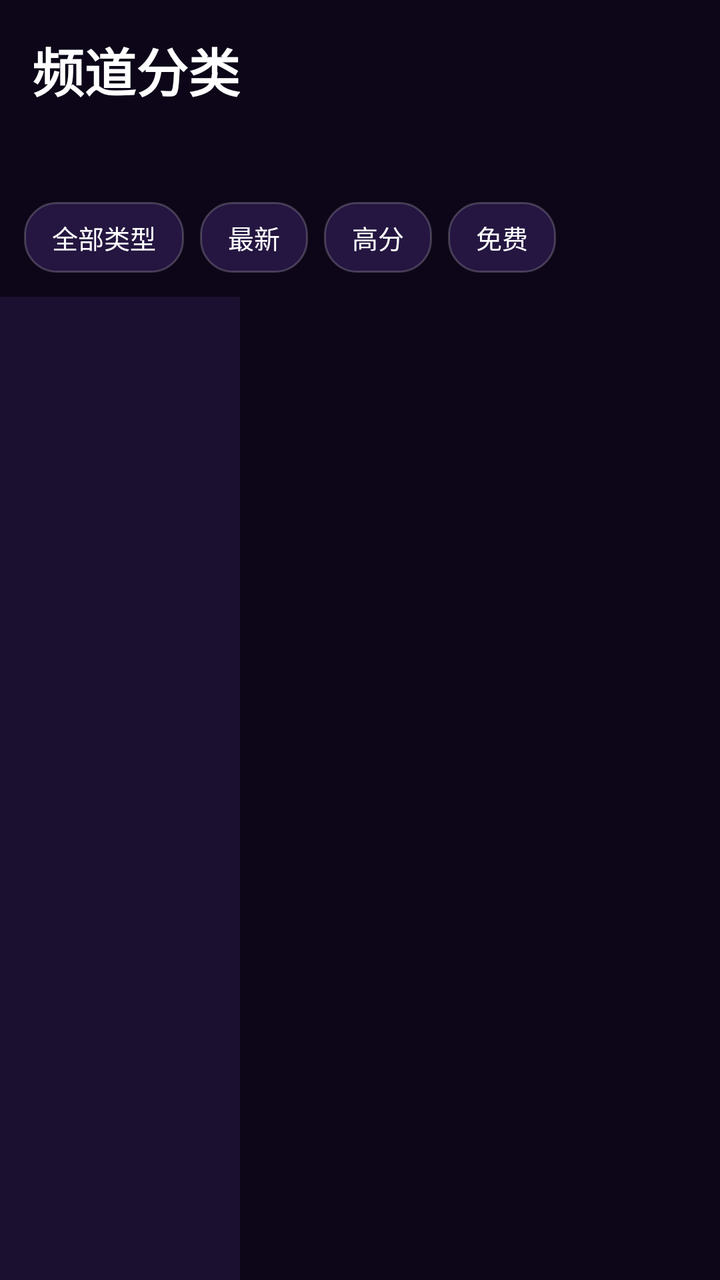
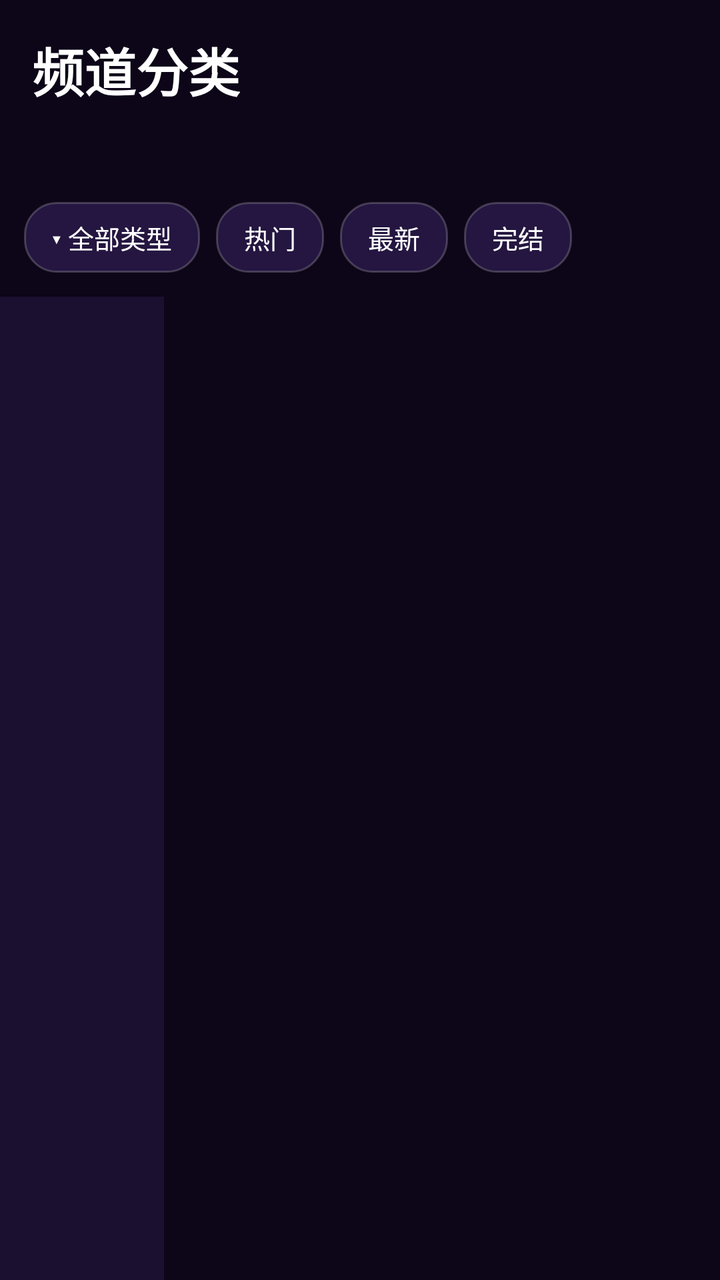

The first picture is an Android layout as it rendered before a commit; the second is the same layout after the commit. The layout source and the unified diff follow.
<!-- AndroidManifest.xml: application theme AppTheme -->
<!-- res/layout/fragment_channel.xml -->
<?xml version="1.0" encoding="utf-8"?>
<LinearLayout xmlns:android="http://schemas.android.com/apk/res/android"
    android:layout_width="match_parent"
    android:layout_height="match_parent"
    android:background="@color/bg_dark"
    android:orientation="vertical">

    <TextView
        android:id="@+id/channelTitle"
        android:layout_width="wrap_content"
        android:layout_height="wrap_content"
        android:layout_margin="16dp"
        android:text="频道分类"
        android:textColor="@color/text_primary"
        android:textSize="26sp"
        android:textStyle="bold" />

    <TextView
        android:id="@+id/tvChannelSite"
        android:layout_width="wrap_content"
        android:layout_height="wrap_content"
        android:layout_marginStart="16dp"
        android:clickable="true"
        android:focusable="true"
        android:textColor="@color/neon_cyan"
        android:textSize="14sp" />

    
    <LinearLayout
        android:id="@+id/filterRow"
        android:layout_width="match_parent"
        android:layout_height="wrap_content"
        android:layout_margin="12dp"
        android:orientation="horizontal">

        <TextView
            android:id="@+id/chipFilterAll"
            android:layout_width="wrap_content"
            android:layout_height="wrap_content"
            android:layout_marginEnd="8dp"
            android:background="@drawable/bg_chip_neon"
            android:clickable="true"
            android:focusable="true"
            android:paddingStart="14dp"
            android:paddingTop="8dp"
            android:paddingEnd="14dp"
            android:paddingBottom="8dp"
            android:text="全部类型"
            android:textColor="@color/text_primary"
            android:textSize="13sp" />

        <TextView
            android:id="@+id/chipFilterLatest"
            android:layout_width="wrap_content"
            android:layout_height="wrap_content"
            android:layout_marginEnd="8dp"
            android:background="@drawable/bg_chip_neon"
            android:clickable="true"
            android:focusable="true"
            android:paddingStart="14dp"
            android:paddingTop="8dp"
            android:paddingEnd="14dp"
            android:paddingBottom="8dp"
            android:text="最新"
            android:textColor="@color/text_primary"
            android:textSize="13sp" />

        <TextView
            android:id="@+id/chipFilterTop"
            android:layout_width="wrap_content"
            android:layout_height="wrap_content"
            android:layout_marginEnd="8dp"
            android:background="@drawable/bg_chip_neon"
            android:clickable="true"
            android:focusable="true"
            android:paddingStart="14dp"
            android:paddingTop="8dp"
            android:paddingEnd="14dp"
            android:paddingBottom="8dp"
            android:text="高分"
            android:textColor="@color/text_primary"
            android:textSize="13sp" />

        <TextView
            android:id="@+id/chipFilterFree"
            android:layout_width="wrap_content"
            android:layout_height="wrap_content"
            android:background="@drawable/bg_chip_neon"
            android:clickable="true"
            android:focusable="true"
            android:paddingStart="14dp"
            android:paddingTop="8dp"
            android:paddingEnd="14dp"
            android:paddingBottom="8dp"
            android:text="免费"
            android:textColor="@color/text_primary"
            android:textSize="13sp" />
    </LinearLayout>

    
    <LinearLayout
        android:layout_width="match_parent"
        android:layout_height="0dp"
        android:layout_weight="1"
        android:orientation="horizontal">

        
        <androidx.recyclerview.widget.RecyclerView
            android:id="@+id/rvChannelCategory"
            android:layout_width="120dp"
            android:layout_height="match_parent"
            android:background="@drawable/bg_channel_sidebar"
            android:clipToPadding="false"
            android:scrollbars="none" />

        
        <LinearLayout
            android:layout_width="0dp"
            android:layout_height="match_parent"
            android:layout_weight="1"
            android:orientation="vertical">

            
            <androidx.recyclerview.widget.RecyclerView
                android:id="@+id/rvChannelChips"
                android:layout_width="match_parent"
                android:layout_height="wrap_content"
                android:layout_marginTop="4dp"
                android:clipToPadding="false"
                android:scrollbars="none" />

            
            <androidx.recyclerview.widget.RecyclerView
                android:id="@+id/rvChannelGrid"
                android:layout_width="match_parent"
                android:layout_height="0dp"
                android:layout_weight="1"
                android:clipToPadding="false"
                android:paddingStart="7dp"
                android:paddingEnd="7dp"
                android:scrollbars="none" />

            
            <androidx.recyclerview.widget.RecyclerView
                android:id="@+id/rvChannelFeed"
                android:layout_width="match_parent"
                android:layout_height="0dp"
                android:layout_weight="1"
                android:clipToPadding="false"
                android:scrollbars="none"
                android:visibility="gone" />

            <ProgressBar
                android:id="@+id/channelProgress"
                android:layout_width="38dp"
                android:layout_height="38dp"
                android:layout_gravity="center"
                android:indeterminateTint="@color/colorPrimary"
                android:visibility="gone" />

            <TextView
                android:id="@+id/channelEmpty"
                android:layout_width="wrap_content"
                android:layout_height="wrap_content"
                android:layout_gravity="center"
                android:gravity="center"
                android:textColor="@color/text_muted"
                android:textSize="14sp"
                android:visibility="gone" />
        </LinearLayout>
    </LinearLayout>

</LinearLayout>
<!-- resources referenced by this layout -->
<resources>
  <color name="bg_dark">#0D0518</color>
  <color name="colorPrimary">#FF2E93</color>
  <color name="neon_cyan">#00E5FF</color>
  <color name="text_muted">#B9A8D6</color>
  <color name="text_primary">#FFFFFF</color>
  <!-- drawable bg_channel_sidebar (drawable) -->
  <?xml version="1.0" encoding="utf-8"?>
  <shape xmlns:android="http://schemas.android.com/apk/res/android"
      android:shape="rectangle">
      <solid android:color="#1C1030" />
  </shape>
  <!-- drawable bg_chip_neon (drawable) -->
  <?xml version="1.0" encoding="utf-8"?>
  <shape xmlns:android="http://schemas.android.com/apk/res/android"
      android:shape="rectangle">
      <solid android:color="#241640" />
      <corners android:radius="16dp" />
      <stroke android:width="1dp" android:color="#33FFFFFF" />
  </shape>
  <style name="AppTheme" parent="Base.AppTheme" />
  <style name="Base.AppTheme" parent="Theme.Material3.Dark.NoActionBar">
          <item name="colorPrimary">@color/colorPrimary</item>
          <item name="colorOnPrimary">@color/colorOnPrimary</item>
          <item name="colorPrimaryVariant">@color/colorPrimaryVariant</item>
          <item name="android:statusBarColor">@android:color/transparent</item>
          <item name="android:navigationBarColor">@android:color/transparent</item>
          <item name="android:windowBackground">@color/bg_dark</item>
          <item name="android:windowDrawsSystemBarBackgrounds">true</item>
          <item name="android:forceDarkAllowed">false</item>
      </style>
  <color name="colorOnPrimary">#FFFFFF</color>
  <color name="colorPrimaryVariant">#C2187A</color>
</resources>

<!-- the commit's change to res/layout/fragment_channel.xml (unified diff, before → after) -->
@@ -45,7 +45,23 @@
             android:paddingTop="8dp"
             android:paddingEnd="14dp"
             android:paddingBottom="8dp"
-            android:text="全部类型"
+            android:text="▾ 全部类型"
+            android:textColor="@color/text_primary"
+            android:textSize="13sp" />
+
+        <TextView
+            android:id="@+id/chipFilterTop"
+            android:layout_width="wrap_content"
+            android:layout_height="wrap_content"
+            android:layout_marginEnd="8dp"
+            android:background="@drawable/bg_chip_neon"
+            android:clickable="true"
+            android:focusable="true"
+            android:paddingStart="14dp"
+            android:paddingTop="8dp"
+            android:paddingEnd="14dp"
+            android:paddingBottom="8dp"
+            android:text="热门"
             android:textColor="@color/text_primary"
             android:textSize="13sp" />
 
@@ -66,22 +82,6 @@
             android:textSize="13sp" />
 
         <TextView
-            android:id="@+id/chipFilterTop"
-            android:layout_width="wrap_content"
-            android:layout_height="wrap_content"
-            android:layout_marginEnd="8dp"
-            android:background="@drawable/bg_chip_neon"
-            android:clickable="true"
-            android:focusable="true"
-            android:paddingStart="14dp"
-            android:paddingTop="8dp"
-            android:paddingEnd="14dp"
-            android:paddingBottom="8dp"
-            android:text="高分"
-            android:textColor="@color/text_primary"
-            android:textSize="13sp" />
-
-        <TextView
             android:id="@+id/chipFilterFree"
             android:layout_width="wrap_content"
             android:layout_height="wrap_content"
@@ -92,7 +92,7 @@
             android:paddingTop="8dp"
             android:paddingEnd="14dp"
             android:paddingBottom="8dp"
-            android:text="免费"
+            android:text="完结"
             android:textColor="@color/text_primary"
             android:textSize="13sp" />
     </LinearLayout>
@@ -107,7 +107,7 @@
         
         <androidx.recyclerview.widget.RecyclerView
             android:id="@+id/rvChannelCategory"
-            android:layout_width="120dp"
+            android:layout_width="82dp"
             android:layout_height="match_parent"
             android:background="@drawable/bg_channel_sidebar"
             android:clipToPadding="false"
<!-- resource entries referenced after the edit -->
@@ -2,8 +2,8 @@
 <resources>
   <color name="bg_dark">#0D0518</color>
   <color name="colorPrimary">#FF2E93</color>
-  <color name="neon_cyan">#00E5FF</color>
-  <color name="text_muted">#B9A8D6</color>
+  <color name="neon_cyan">#33E1FF</color>
+  <color name="text_muted">#B4A5CE</color>
   <color name="text_primary">#FFFFFF</color>
   <!-- drawable bg_channel_sidebar (drawable) -->
   <?xml version="1.0" encoding="utf-8"?>
